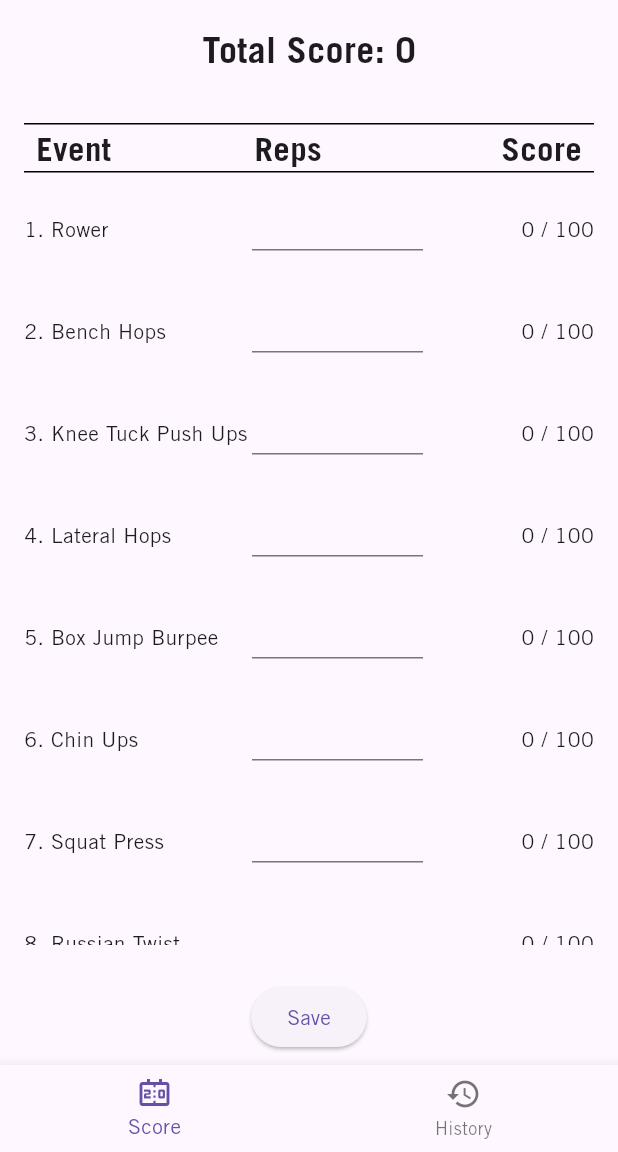
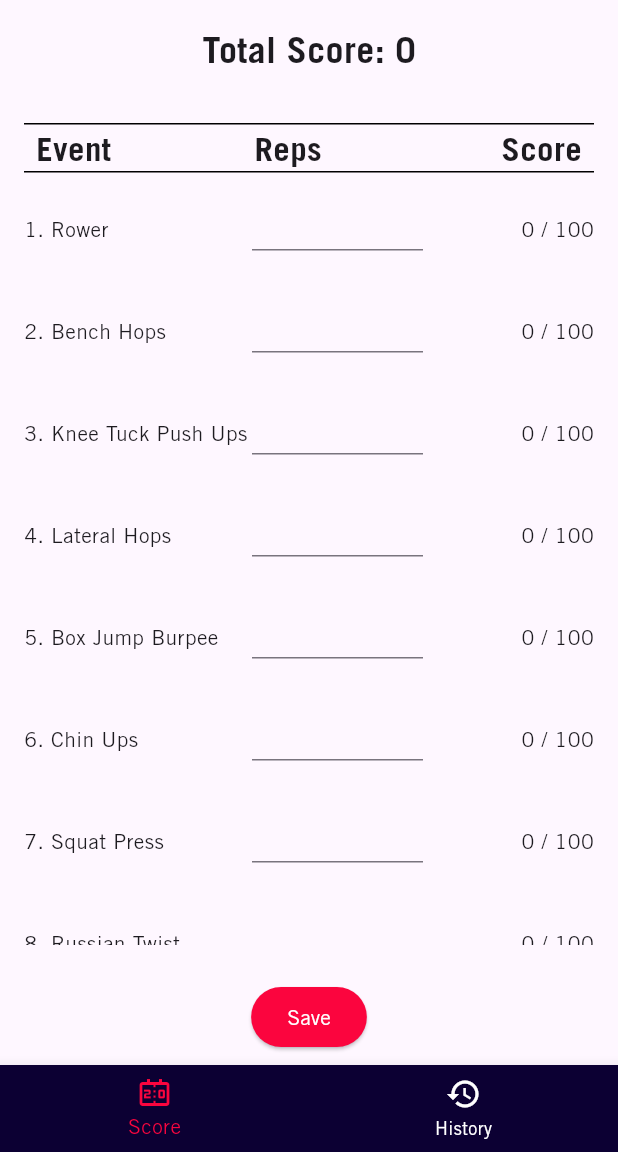
Before and after one commit to RemeJuan/playoffs_score_card, a Flutter app: the screen it shows after launch, on a phone screen of 412 x 824 dp, the part 84-1236 px from its top. Run offline on Flutter 3.47's test engine with Material 2 defaults, Android fonts, the phone set to English and light mode, and no system bars; our stand-ins replace auto_route, get_it, hexcolor.

Commit message:
style(score_card): updating styles

```diff
--- a/lib/theme.dart
+++ b/lib/theme.dart
@@ -1,10 +1,23 @@
 import 'package:flutter/material.dart';
+import 'package:hexcolor/hexcolor.dart';
 
 class AppTheme {
   static const paddingDefault = 8.0;
+  static const bottomBarHeight = 56.0;
 
   static final ThemeData primary = ThemeData(
     fontFamily: "Trade Gothic",
     useMaterial3: true,
+    bottomNavigationBarTheme: BottomNavigationBarThemeData(
+      backgroundColor: HexColor("0c0033"),
+      selectedItemColor: HexColor("fb053e"),
+      unselectedItemColor: HexColor("ffffff"),
+    ),
+    elevatedButtonTheme: ElevatedButtonThemeData(
+      style: ElevatedButton.styleFrom(
+        primary: HexColor("fb053e"),
+        onPrimary: HexColor("ffffff"),
+      ),
+    ),
   );
 }
```
